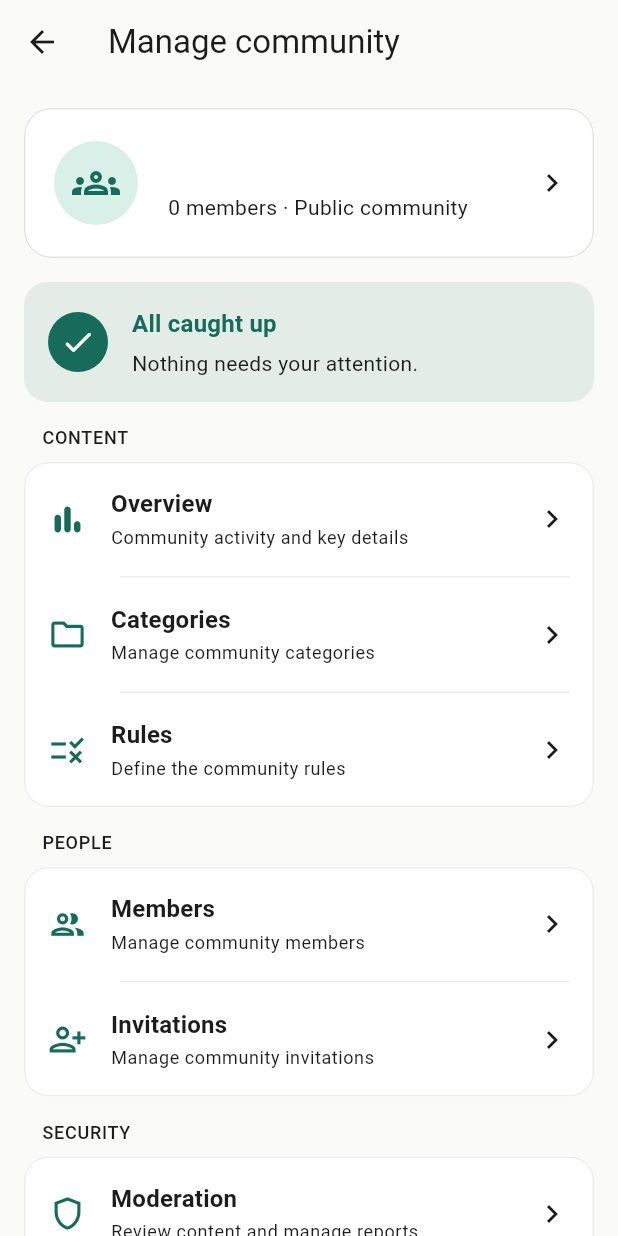
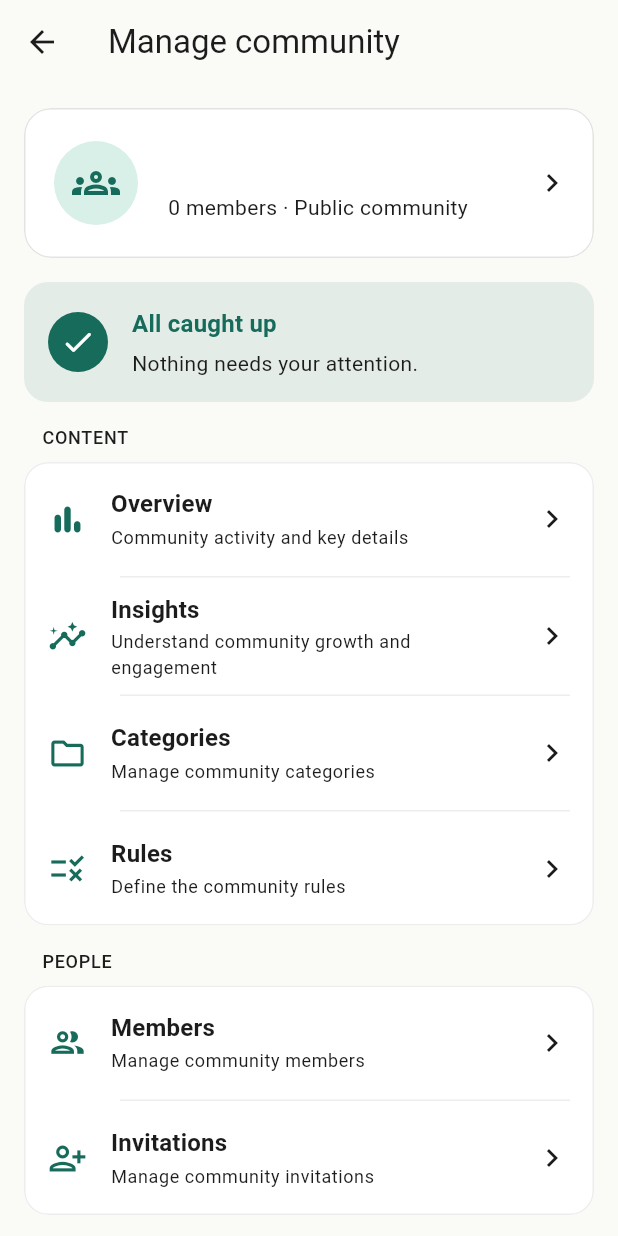
Before and after one commit to michelpaliz/Wicchu, a Flutter app: the AdminDashboardPage screen opened directly with empty values, on a phone screen of 412 x 824 dp. Run offline on Flutter 3.47's test engine with Material 3 defaults, Android fonts, the light colour scheme and no system bars; our stand-ins replace app_links, firebase_core, firebase_messaging, flutter_markdown_plus, flutter_secure_storage, geolocator and 7 more; missing offline and left inert: flutter_facebook_auth, flutter_quill, markdown, markdown_quill; accounts and stored records are empty.

Commit message:
Add community insights dashboard

```diff
--- a/lib/data/demo_community_repository.dart
+++ b/lib/data/demo_community_repository.dart
@@ -797,6 +797,10 @@ class DemoCommunityRepository implements CommunityRepository {
       const AdminAttentionSummary();
 
   @override
+  Future<CommunityInsights> getCommunityInsights(String communityId) async =>
+      const CommunityInsights();
+
+  @override
   Future<List<CommunityReport>> listReports(String communityId) async => [];
 
   @override
--- a/lib/data/http_community_repository.dart
+++ b/lib/data/http_community_repository.dart
@@ -958,6 +958,40 @@ class HttpCommunityRepository implements CommunityRepository {
       openReports: (summary['openReports'] as num?)?.toInt() ?? 0,
       membershipRequests: (summary['membershipRequests'] as num?)?.toInt() ?? 0,
       pendingPromotions: (summary['pendingPromotions'] as num?)?.toInt() ?? 0,
+    );
+  }
+
+  @override
+  Future<CommunityInsights> getCommunityInsights(String communityId) async {
+    final body = await _api.get(
+      '/api/community/v1/communities/$communityId/admin/insights',
+    );
+    final insights = _object(body, 'insights');
+    final growth = insights['memberGrowth'];
+    return CommunityInsights(
+      totalMembers: (insights['totalMembers'] as num?)?.toInt() ?? 0,
+      newMembers30d: (insights['newMembers30d'] as num?)?.toInt() ?? 0,
+      newMembersChangePercent: (insights['newMembersChangePercent'] as num?)
+          ?.toDouble(),
+      monthlyActiveUsers:
+          (insights['monthlyActiveUsers'] as num?)?.toInt() ?? 0,
+      weeklyActiveUsers: (insights['weeklyActiveUsers'] as num?)?.toInt() ?? 0,
+      monthlyActivityRate:
+          (insights['monthlyActivityRate'] as num?)?.toDouble() ?? 0,
+      posts30d: (insights['posts30d'] as num?)?.toInt() ?? 0,
+      comments30d: (insights['comments30d'] as num?)?.toInt() ?? 0,
+      reactions30d: (insights['reactions30d'] as num?)?.toInt() ?? 0,
+      memberGrowth: growth is List
+          ? growth
+                .whereType<Map<String, dynamic>>()
+                .map((point) {
+                  return MemberGrowthPoint(
+                    date: DateTime.parse(point['date'] as String),
+                    members: (point['members'] as num?)?.toInt() ?? 0,
+                  );
+                })
+                .toList(growable: false)
+          : const [],
     );
   }
 
--- a/lib/domain/community_repository.dart
+++ b/lib/domain/community_repository.dart
@@ -36,6 +36,39 @@ class AdminAttentionSummary {
   final int openReports;
   final int membershipRequests;
   final int pendingPromotions;
+}
+
+class MemberGrowthPoint {
+  const MemberGrowthPoint({required this.date, required this.members});
+
+  final DateTime date;
+  final int members;
+}
+
+class CommunityInsights {
+  const CommunityInsights({
+    this.totalMembers = 0,
+    this.newMembers30d = 0,
+    this.newMembersChangePercent,
+    this.monthlyActiveUsers = 0,
+    this.weeklyActiveUsers = 0,
+    this.monthlyActivityRate = 0,
+    this.posts30d = 0,
+    this.comments30d = 0,
+    this.reactions30d = 0,
+    this.memberGrowth = const [],
+  });
+
+  final int totalMembers;
+  final int newMembers30d;
+  final double? newMembersChangePercent;
+  final int monthlyActiveUsers;
+  final int weeklyActiveUsers;
+  final double monthlyActivityRate;
+  final int posts30d;
+  final int comments30d;
+  final int reactions30d;
+  final List<MemberGrowthPoint> memberGrowth;
 }
 
 class CreatePostInput {
@@ -239,6 +272,7 @@ abstract interface class CommunityRepository {
     String category = 'other',
   });
   Future<AdminAttentionSummary> getAdminAttention(String communityId);
+  Future<CommunityInsights> getCommunityInsights(String communityId);
   Future<List<CommunityReport>> listReports(String communityId);
   Future<void> decideReport(
     String communityId,
--- a/lib/features/admin/admin_dashboard_page.dart
+++ b/lib/features/admin/admin_dashboard_page.dart
@@ -11,6 +11,7 @@ import 'promotion_review_page.dart';
 import 'rule_management_page.dart';
 import '../community/community_invitations_page.dart';
 import '../community/community_avatar.dart';
+import 'community_insights_page.dart';
 
 class AdminDashboardPage extends StatefulWidget {
   const AdminDashboardPage({
@@ -225,6 +226,18 @@ class _AdminDashboardPageState extends State<AdminDashboardPage> {
                     : 'Community activity and key details',
                 onTap: () => _openOverview(),
               ),
+              if (_canConfigure)
+                _MenuRow(
+                  icon: Icons.insights_outlined,
+                  label: 'Insights',
+                  description: 'Understand community growth and engagement',
+                  onTap: () => _openQueue(
+                    CommunityInsightsPage(
+                      community: community,
+                      repository: repository,
+                    ),
+                  ),
+                ),
               if (_canConfigure)
                 _MenuRow(
                   icon: Icons.folder_outlined,
--- a/lib/localization/app_language.dart
+++ b/lib/localization/app_language.dart
@@ -701,7 +701,6 @@ const _spanish = <String, String>{
   'completed': 'Completada',
   'cancelled': 'Cancelada',
   'Overview': 'Resumen',
-  'Members': 'Miembros',
   'Moderation': 'Moderación',
   'Create community': 'Crear comunidad',
   'Continue': 'Continuar',
@@ -1328,6 +1327,21 @@ const _spanish = <String, String>{
   'Last 24 hours': 'Últimas 24 horas',
   'Last 7 days': 'Últimos 7 días',
   'Last 30 days': 'Últimos 30 días',
+  'Insights': 'Estadísticas',
+  'Community Insights': 'Estadísticas de la comunidad',
+  'Understand community growth and engagement':
+      'Comprende el crecimiento y la participación de la comunidad',
+  'Members': 'Miembros',
+  '+{count} in the last 30 days': '+{count} en los últimos 30 días',
+  '{change}% compared with the previous period':
+      '{change}% frente al período anterior',
+  'Monthly active': 'Activos mensuales',
+  'Weekly active': 'Activos semanales',
+  'Monthly activity rate': 'Tasa de actividad mensual',
+  'Member growth': 'Crecimiento de miembros',
+  'Member growth over the last 30 days':
+      'Crecimiento de miembros durante los últimos 30 días',
+  'Reactions': 'Reacciones',
   'Last 90 days': 'Últimos 90 días',
   'Members / followers': 'Miembros / seguidores',
   'Any number': 'Cualquier cantidad',
```
Also changed, not shown: lib/features/admin/community_insights_page.dart (added, +339 -0 lines), 2 other files.
